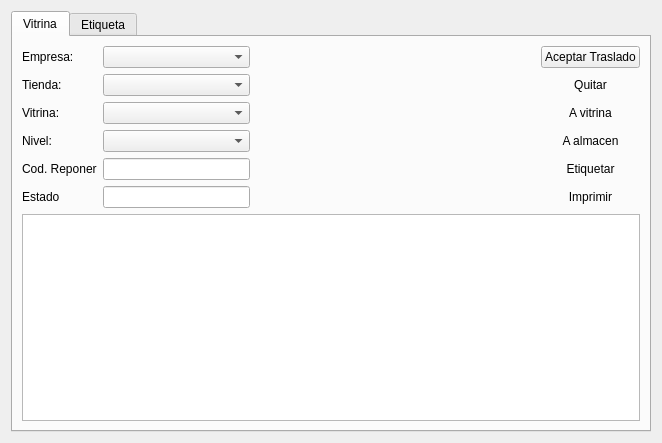
Qt form vitrina/ui_tienda.ui (rodety/Jireh) before a commit.
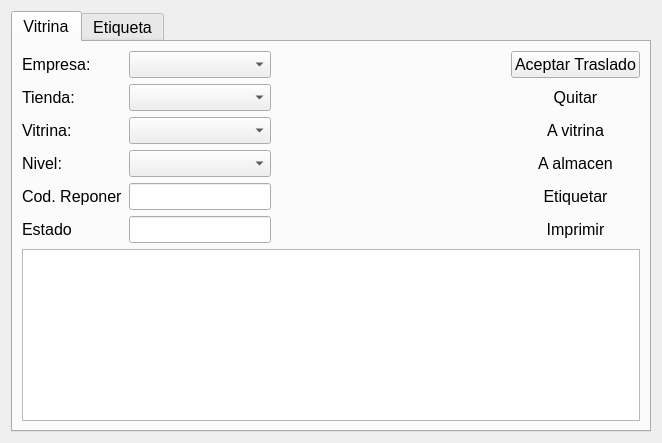
The same form after that commit. The open tabs and pages were chosen to show the change. Icons and pictures are not drawn.

```diff
--- a/vitrina/ui_tienda.ui
+++ b/vitrina/ui_tienda.ui
@@ -10,12 +10,22 @@
     <height>443</height>
    </rect>
   </property>
+  <property name="font">
+   <font>
+    <pointsize>12</pointsize>
+   </font>
+  </property>
   <property name="windowTitle">
    <string>Form</string>
   </property>
   <layout class="QGridLayout" name="gridLayout_2">
    <item row="1" column="0">
     <widget class="QTabWidget" name="tabWidget">
+     <property name="font">
+      <font>
+       <pointsize>12</pointsize>
+      </font>
+     </property>
      <property name="currentIndex">
       <number>0</number>
      </property>
@@ -27,12 +37,25 @@
        <item row="0" column="0">
         <layout class="QGridLayout" name="gridLayout_3">
          <item row="1" column="0">
-          <widget class="QTableWidget" name="grilla"/>
+          <widget class="QTableWidget" name="grilla">
+           <property name="font">
+            <font>
+             <pointsize>12</pointsize>
+             <weight>75</weight>
+             <bold>true</bold>
+            </font>
+           </property>
+          </widget>
          </item>
          <item row="0" column="0">
           <layout class="QGridLayout" name="gridLayout">
            <item row="0" column="6">
             <spacer name="horizontalSpacer">
+             <property name="font">
+              <font>
+               <pointsize>12</pointsize>
+              </font>
+             </property>
              <property name="orientation">
               <enum>Qt::Horizontal</enum>
              </property>
@@ -46,6 +69,11 @@
            </item>
            <item row="5" column="0">
             <widget class="QLabel" name="label">
+             <property name="font">
+              <font>
+               <pointsize>12</pointsize>
+              </font>
+             </property>
              <property name="text">
               <string>Estado</string>
              </property>
@@ -53,6 +81,11 @@
            </item>
            <item row="1" column="1">
             <widget class="QComboBox" name="comboBox_tienda">
+             <property name="font">
+              <font>
+               <pointsize>12</pointsize>
+              </font>
+             </property>
              <item>
               <property name="text">
                <string/>
@@ -62,13 +95,24 @@
            </item>
            <item row="0" column="0">
             <widget class="QLabel" name="lblEmpresa">
+             <property name="font">
+              <font>
+               <pointsize>12</pointsize>
+              </font>
+             </property>
              <property name="text">
               <string>Empresa: </string>
              </property>
             </widget>
            </item>
            <item row="5" column="1">
-            <widget class="QLineEdit" name="lineEdit_estado"/>
+            <widget class="QLineEdit" name="lineEdit_estado">
+             <property name="font">
+              <font>
+               <pointsize>12</pointsize>
+              </font>
+             </property>
+            </widget>
            </item>
            <item row="0" column="4">
             <widget class="QPushButton" name="btnDeshabilitar_empresa">
@@ -78,6 +122,11 @@
                <verstretch>0</verstretch>
               </sizepolicy>
              </property>
+             <property name="font">
+              <font>
+               <pointsize>12</pointsize>
+              </font>
+             </property>
              <property name="text">
               <string/>
              </property>
@@ -92,6 +141,11 @@
            </item>
            <item row="2" column="0">
             <widget class="QLabel" name="lblVitrina">
+             <property name="font">
+              <font>
+               <pointsize>12</pointsize>
+              </font>
+             </property>
              <property name="text">
               <string>Vitrina: </string>
              </property>
@@ -99,6 +153,11 @@
            </item>
            <item row="1" column="0">
             <widget class="QLabel" name="lblTienda">
+             <property name="font">
+              <font>
+               <pointsize>12</pointsize>
+              </font>
+             </property>
              <property name="text">
               <string>Tienda: </string>
              </property>
@@ -106,6 +165,11 @@
            </item>
            <item row="2" column="1">
             <widget class="QComboBox" name="comboBox_vitrina">
+             <property name="font">
+              <font>
+               <pointsize>12</pointsize>
+              </font>
+             </property>
              <item>
               <property name="text">
                <string/>
@@ -126,6 +190,11 @@
                <verstretch>0</verstretch>
               </sizepolicy>
              </property>
+             <property name="font">
+              <font>
+               <pointsize>12</pointsize>
+              </font>
+             </property>
              <property name="text">
               <string/>
              </property>
@@ -140,6 +209,11 @@
            </item>
            <item row="4" column="0">
             <widget class="QLabel" name="label_cod">
+             <property name="font">
+              <font>
+               <pointsize>12</pointsize>
+              </font>
+             </property>
              <property name="text">
               <string>Cod. Reponer</string>
              </property>
@@ -153,6 +227,11 @@
                <verstretch>0</verstretch>
               </sizepolicy>
              </property>
+             <property name="font">
+              <font>
+               <pointsize>12</pointsize>
+              </font>
+             </property>
              <property name="text">
               <string/>
              </property>
@@ -173,6 +252,11 @@
                <verstretch>0</verstretch>
               </sizepolicy>
              </property>
+             <property name="font">
+              <font>
+               <pointsize>12</pointsize>
+              </font>
+             </property>
              <property name="text">
               <string/>
              </property>
@@ -193,6 +277,11 @@
                <verstretch>0</verstretch>
               </sizepolicy>
              </property>
+             <property name="font">
+              <font>
+               <pointsize>12</pointsize>
+              </font>
+             </property>
              <property name="text">
               <string/>
              </property>
@@ -207,6 +296,11 @@
            </item>
            <item row="1" column="7">
             <widget class="QPushButton" name="pushButton_quitar">
+             <property name="font">
+              <font>
+               <pointsize>12</pointsize>
+              </font>
+             </property>
              <property name="text">
               <string>Quitar</string>
              </property>
@@ -227,6 +321,11 @@
                <verstretch>0</verstretch>
               </sizepolicy>
              </property>
+             <property name="font">
+              <font>
+               <pointsize>12</pointsize>
+              </font>
+             </property>
              <property name="text">
               <string/>
              </property>
@@ -247,6 +346,11 @@
                <verstretch>0</verstretch>
               </sizepolicy>
              </property>
+             <property name="font">
+              <font>
+               <pointsize>12</pointsize>
+              </font>
+             </property>
              <property name="text">
               <string/>
              </property>
@@ -261,6 +365,11 @@
            </item>
            <item row="3" column="0">
             <widget class="QLabel" name="lblNivel">
+             <property name="font">
+              <font>
+               <pointsize>12</pointsize>
+              </font>
+             </property>
              <property name="text">
               <string>Nivel:</string>
              </property>
@@ -274,6 +383,11 @@
                <verstretch>0</verstretch>
               </sizepolicy>
              </property>
+             <property name="font">
+              <font>
+               <pointsize>12</pointsize>
+              </font>
+             </property>
              <property name="text">
               <string/>
              </property>
@@ -288,6 +402,11 @@
            </item>
            <item row="3" column="1">
             <widget class="QComboBox" name="comboBox_niveles">
+             <property name="font">
+              <font>
+               <pointsize>12</pointsize>
+              </font>
+             </property>
              <item>
               <property name="text">
                <string/>
@@ -297,6 +416,11 @@
            </item>
            <item row="2" column="7">
             <widget class="QPushButton" name="pushButton_traspaso">
+             <property name="font">
+              <font>
+               <pointsize>12</pointsize>
+              </font>
+             </property>
              <property name="text">
               <string>A vitrina</string>
              </property>
@@ -310,10 +434,21 @@
             </widget>
            </item>
            <item row="0" column="1">
-            <widget class="QComboBox" name="comboBox_empresa"/>
+            <widget class="QComboBox" name="comboBox_empresa">
+             <property name="font">
+              <font>
+               <pointsize>12</pointsize>
+              </font>
+             </property>
+            </widget>
            </item>
            <item row="3" column="7">
             <widget class="QPushButton" name="button_traspaso_almacen">
+             <property name="font">
+              <font>
+               <pointsize>12</pointsize>
+              </font>
+             </property>
              <property name="text">
               <string>A almacen</string>
              </property>
@@ -327,7 +462,13 @@
             </widget>
            </item>
            <item row="4" column="1">
-            <widget class="QLineEdit" name="lineEdit_cod_reponer"/>
+            <widget class="QLineEdit" name="lineEdit_cod_reponer">
+             <property name="font">
+              <font>
+               <pointsize>12</pointsize>
+              </font>
+             </property>
+            </widget>
            </item>
            <item row="0" column="2">
             <widget class="QPushButton" name="btnAgregar_empresa">
@@ -337,6 +478,11 @@
                <verstretch>0</verstretch>
               </sizepolicy>
              </property>
+             <property name="font">
+              <font>
+               <pointsize>12</pointsize>
+              </font>
+             </property>
              <property name="text">
               <string/>
              </property>
@@ -351,6 +497,11 @@
            </item>
            <item row="4" column="2">
             <widget class="QPushButton" name="pushButton_reponer">
+             <property name="font">
+              <font>
+               <pointsize>12</pointsize>
+              </font>
+             </property>
              <property name="text">
               <string/>
              </property>
@@ -365,6 +516,11 @@
            </item>
            <item row="4" column="7">
             <widget class="QPushButton" name="pushButton_etiqueta">
+             <property name="font">
+              <font>
+               <pointsize>12</pointsize>
+              </font>
+             </property>
              <property name="text">
               <string>Etiquetar</string>
              </property>
@@ -379,6 +535,11 @@
            </item>
            <item row="0" column="7">
             <widget class="QPushButton" name="pushButton_aceptar_traspaso">
+             <property name="font">
+              <font>
+               <pointsize>12</pointsize>
+              </font>
+             </property>
              <property name="text">
               <string>Aceptar Traslado</string>
              </property>
@@ -393,6 +554,11 @@
            </item>
            <item row="5" column="7">
             <widget class="QPushButton" name="btnImprimir">
+             <property name="font">
+              <font>
+               <pointsize>12</pointsize>
+              </font>
+             </property>
              <property name="text">
               <string>Imprimir</string>
              </property>
```
Left out of the diff: 6 changed lines with no effect on the pictures.
